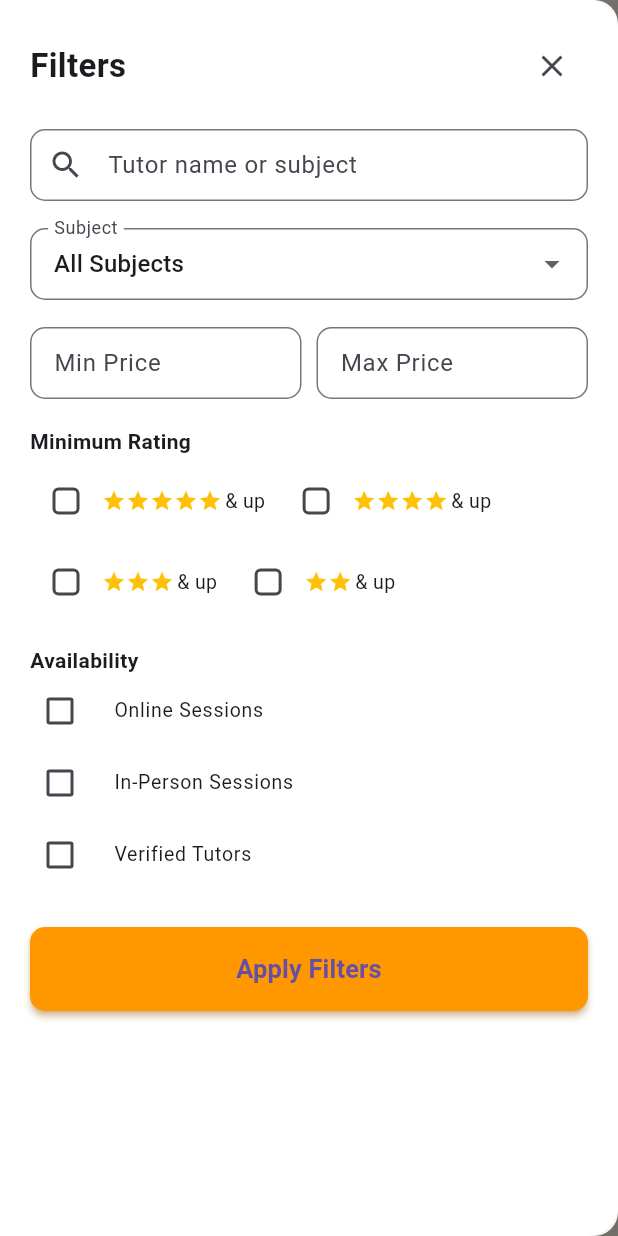
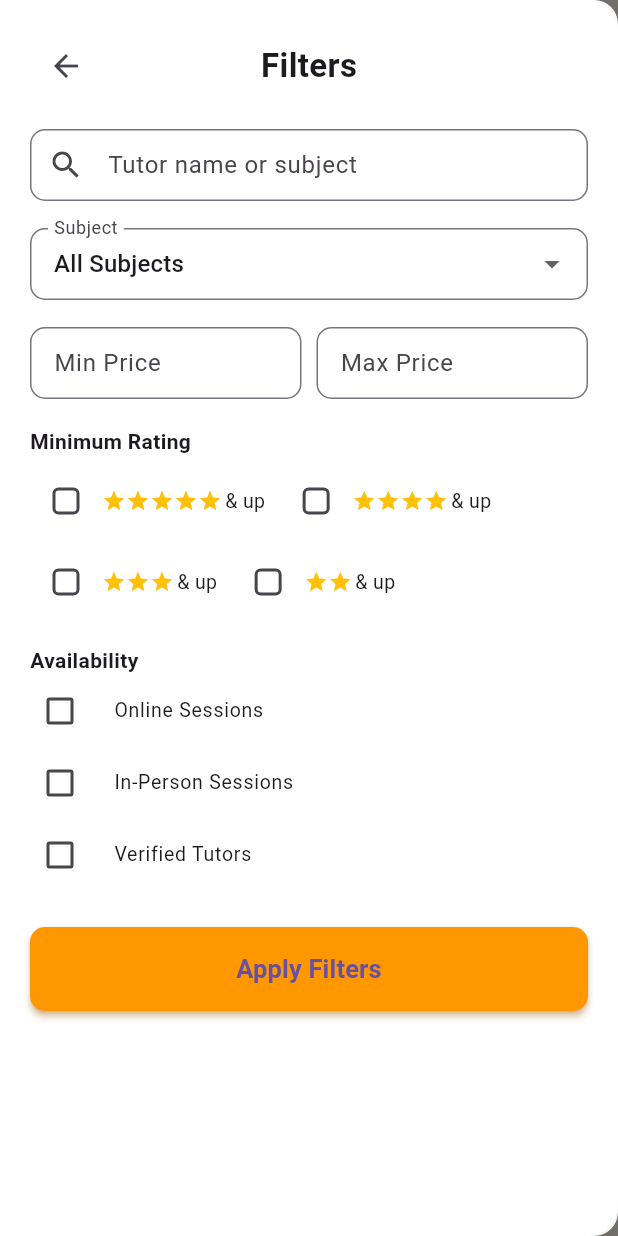
Before and after one commit to Sushil-Jeengar/tutor_booking, a Flutter app: the FindTutorsPage screen opened directly, after a tap on the "favorite outline" icon, after a tap on the "filter alt" icon, on a phone screen of 412 x 824 dp. Run offline on Flutter 3.47's test engine with Material 3 defaults, Android fonts, the phone set to English and light mode, and no system bars.

Commit message:
ui improvment

```diff
--- a/lib/find_tutors.dart
+++ b/lib/find_tutors.dart
@@ -780,11 +780,12 @@ class _FilterPanelState extends State<FilterPanel> {
                 Row(
                   mainAxisAlignment: MainAxisAlignment.spaceBetween,
                   children: [
-                    const Text('Filters', style: TextStyle(fontSize: 22, fontWeight: FontWeight.bold)),
                     IconButton(
-                      icon: const Icon(Icons.close),
+                      icon: const Icon(Icons.arrow_back),
                       onPressed: () => Navigator.pop(context),
                     ),
+                    const Text('Filters', style: TextStyle(fontSize: 22, fontWeight: FontWeight.bold)),
+                    const SizedBox(width: 48), // To balance the layout
                   ],
                 ),
                 const SizedBox(height: 18),
```
